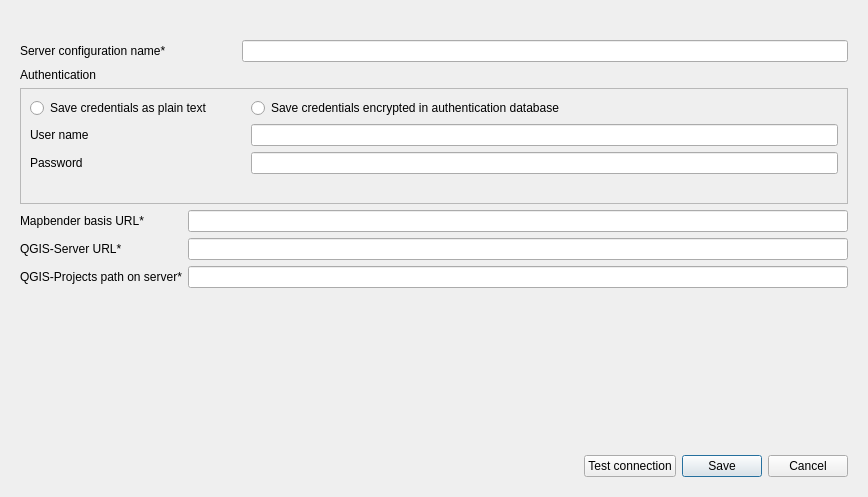
The window that dialogs/ui/server_config_dialog.ui (WhereGroup/qgis2mapbender) describes before a commit, drawn with Qt 5.
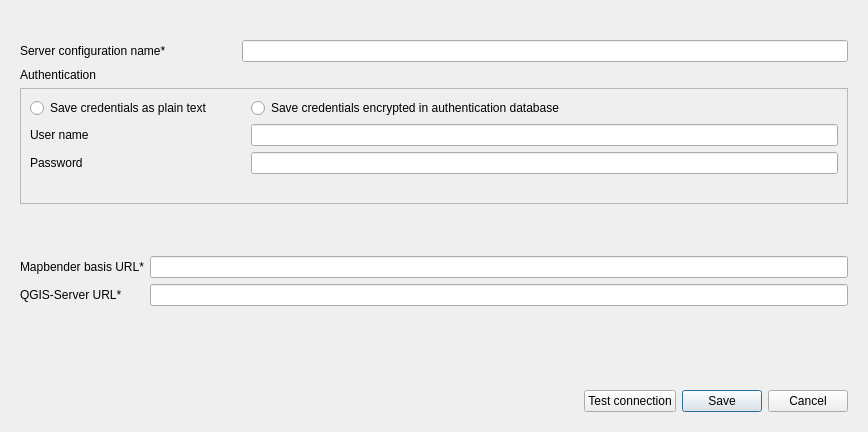
The same window after the commit. Icons and pictures are not drawn. Custom widgets are drawn as their Qt base class.

Commit message: delete project path from config dialog and related code, get upload_dir from api endpoint upload/zip

What changed in the file:
```diff
--- a/dialogs/ui/server_config_dialog.ui
+++ b/dialogs/ui/server_config_dialog.ui
@@ -7,7 +7,7 @@
     <x>0</x>
     <y>0</y>
     <width>868</width>
-    <height>497</height>
+    <height>432</height>
    </rect>
   </property>
   <property name="windowTitle">
@@ -35,27 +35,6 @@
       </item>
       <item row="1" column="0" colspan="2">
        <layout class="QFormLayout" name="formLayout_3">
-        <item row="0" column="0" colspan="2">
-         <layout class="QFormLayout" name="formLayout_2">
-          <item row="0" column="0">
-           <widget class="QLabel" name="serviceNameLabel">
-            <property name="text">
-             <string>Server configuration name*                     </string>
-            </property>
-           </widget>
-          </item>
-          <item row="0" column="1">
-           <widget class="QLineEdit" name="serverConfigNameLineEdit"/>
-          </item>
-          <item row="2" column="0">
-           <widget class="QLabel" name="label_2">
-            <property name="text">
-             <string>Authentication</string>
-            </property>
-           </widget>
-          </item>
-         </layout>
-        </item>
         <item row="1" column="0" colspan="2">
          <widget class="QFrame" name="frame">
           <property name="frameShape">
@@ -116,50 +95,68 @@
         </item>
         <item row="3" column="0" colspan="2">
          <layout class="QFormLayout" name="formLayout">
-          <item row="2" column="0">
+          <item row="3" column="0">
            <widget class="QLabel" name="qgisServerPathLabel">
             <property name="text">
              <string>QGIS-Server URL*</string>
             </property>
            </widget>
           </item>
-          <item row="2" column="1">
+          <item row="3" column="1">
            <layout class="QHBoxLayout" name="horizontalLayout_4">
             <item>
              <widget class="QLineEdit" name="qgisServerPathLineEdit"/>
             </item>
            </layout>
           </item>
-          <item row="3" column="1">
-           <layout class="QHBoxLayout" name="internHLayout">
-            <item>
-             <widget class="QLineEdit" name="qgisProjectPathLineEdit"/>
-            </item>
-           </layout>
+          <item row="4" column="1">
+           <layout class="QHBoxLayout" name="internHLayout"/>
           </item>
-          <item row="1" column="0">
+          <item row="2" column="0">
            <widget class="QLabel" name="mbBasisUrlLabel">
             <property name="text">
              <string>Mapbender basis URL*</string>
             </property>
            </widget>
           </item>
-          <item row="1" column="1">
+          <item row="2" column="1">
            <widget class="QLineEdit" name="mbBasisUrlLineEdit">
             <property name="inputMethodHints">
              <set>Qt::ImhUrlCharactersOnly</set>
             </property>
            </widget>
           </item>
-          <item row="3" column="0">
-           <widget class="QLabel" name="qgisProjectPathLabel">
-            <property name="font">
-             <font>
-              <strikeout>false</strikeout>
-             </font>
+          <item row="1" column="0">
+           <spacer name="verticalSpacer_2">
+            <property name="orientation">
+             <enum>Qt::Vertical</enum>
             </property>
+            <property name="sizeHint" stdset="0">
+             <size>
+              <width>20</width>
+              <height>40</height>
+             </size>
+            </property>
+           </spacer>
+          </item>
+         </layout>
+        </item>
+        <item row="0" column="0" colspan="2">
+         <layout class="QFormLayout" name="formLayout_2">
+          <item row="0" column="0">
+           <widget class="QLabel" name="serviceNameLabel">
             <property name="text">
-             <string>QGIS-Projects path on server*</string>
+             <string>Server configuration name*                     </string>
+            </property>
+           </widget>
+          </item>
+          <item row="0" column="1">
+           <widget class="QLineEdit" name="serverConfigNameLineEdit"/>
+          </item>
+          <item row="2" column="0">
+           <widget class="QLabel" name="label_2">
+            <property name="text">
+             <string>Authentication</string>
             </property>
            </widget>
           </item>
@@ -167,7 +164,7 @@
         </item>
        </layout>
       </item>
-      <item row="4" column="0" colspan="2">
+      <item row="3" column="0" colspan="2">
        <layout class="QHBoxLayout" name="hLayout3">
         <item>
          <spacer name="horizontalSpacer">
@@ -207,15 +204,15 @@
         </item>
        </layout>
       </item>
-      <item row="3" column="1">
+      <item row="2" column="0">
        <spacer name="verticalSpacer">
         <property name="orientation">
          <enum>Qt::Vertical</enum>
         </property>
         <property name="sizeHint" stdset="0">
          <size>
-          <width>786</width>
-          <height>5</height>
+          <width>20</width>
+          <height>40</height>
          </size>
         </property>
        </spacer>
```
The commit also changes 6 other files.
